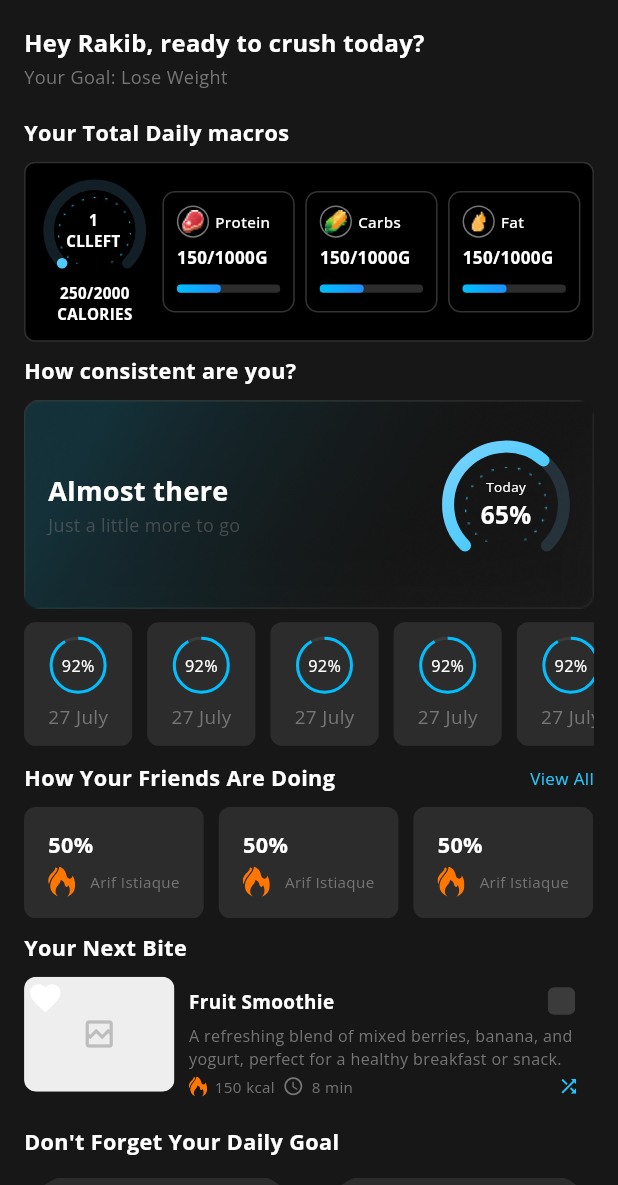
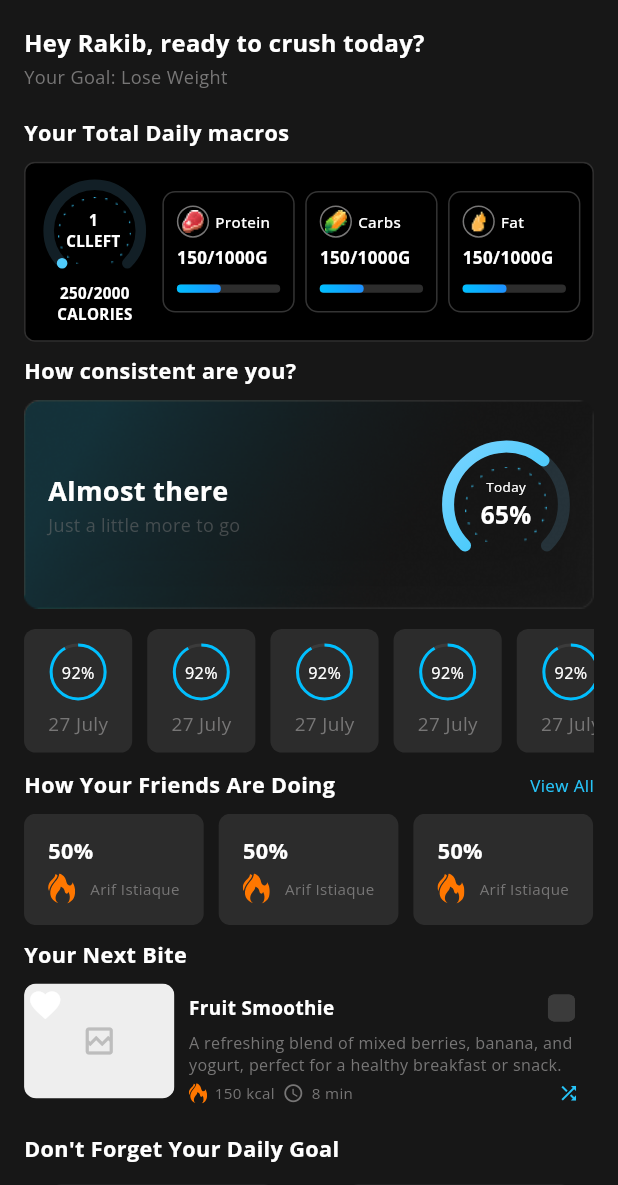
Before and after one commit to RakibulIslam10/Tailored-Eats, a Flutter app: the HomeScreenMobile screen opened directly, on a phone screen of 412 x 824 dp, the part 51-1236 px from its top. Run offline on Flutter 3.47's test engine with Material 3 defaults, Android fonts, the phone set to English and light mode, and no system bars; drawn by our look-alikes of cached_network_image; our stand-ins replace country_picker, fl_chart, flutter_screenutil, flutter_svg, get, get_storage and 5 more; accounts and stored records are empty; network calls fail.

Commit message:
issue fixed

```diff
--- a/lib/views/home/screen/home_screen_mobile.dart
+++ b/lib/views/home/screen/home_screen_mobile.dart
@@ -28,7 +28,7 @@ class HomeScreenMobile extends GetView<HomeController> {
               padding: Dimensions.heightSize.edgeVertical,
             ),
             const CircularProgressWidget(percentage: 0.65),
-            Space.height.v10,
+            Space.height.v15,
 
             // Horizontal ListView
             SizedBox(
```
